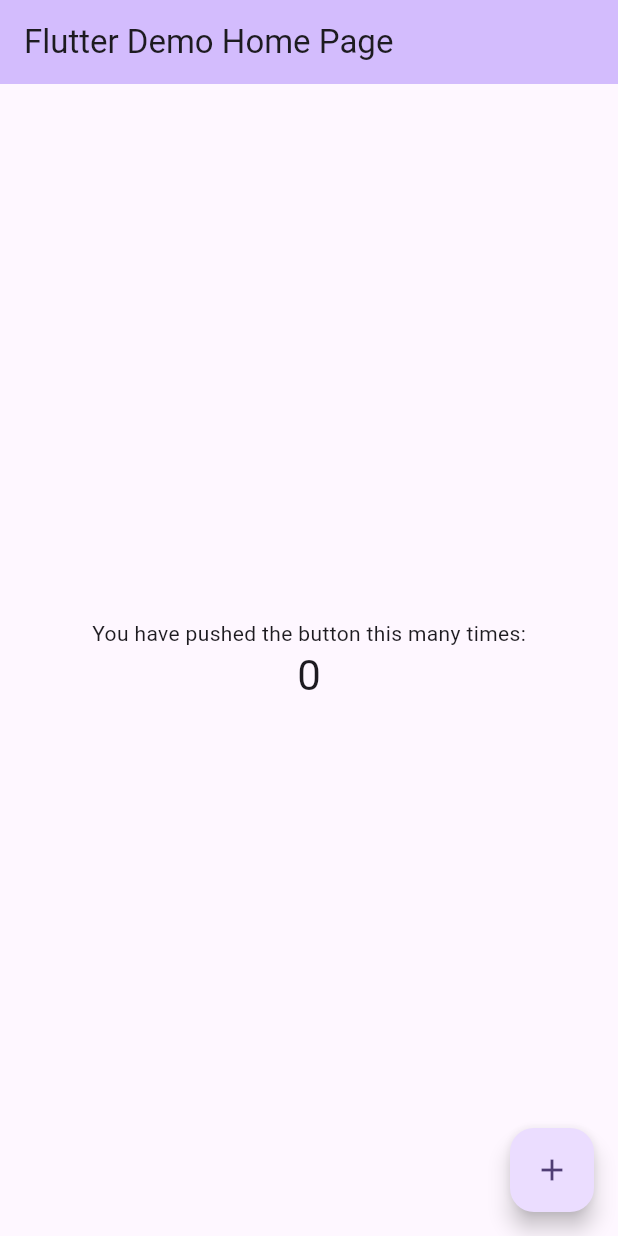
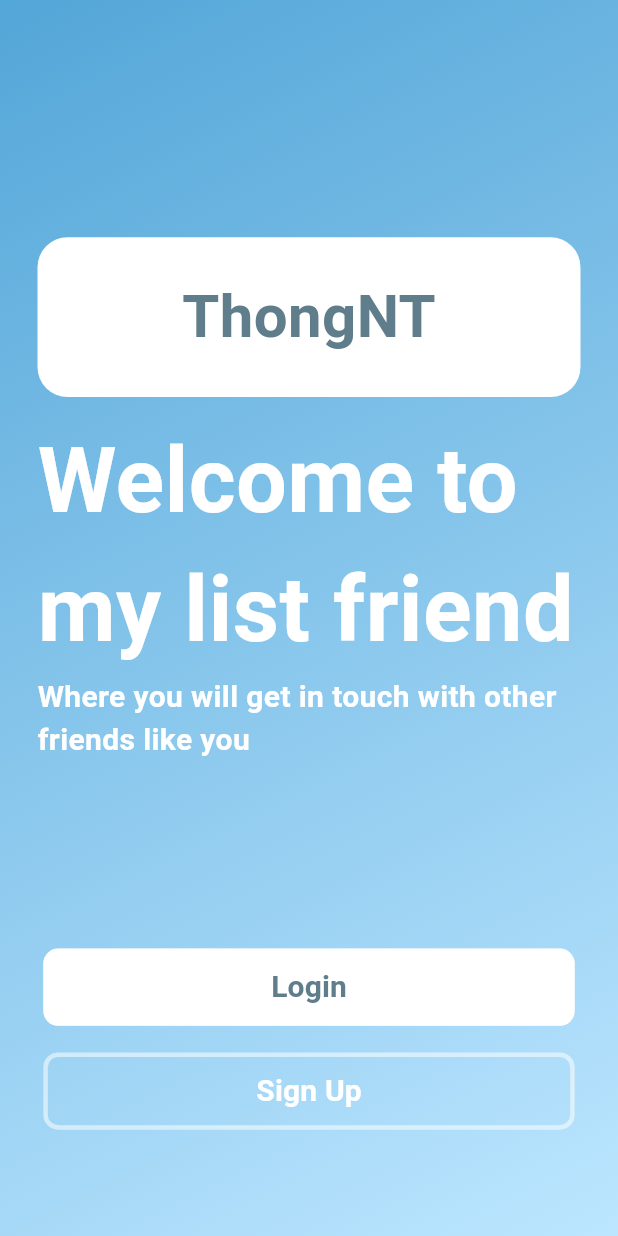
Before and after one commit to minhthongnt2610/flutter-exercises, a Flutter app: the screen it shows after launch, on a phone screen of 412 x 824 dp. Run offline on Flutter 3.47's test engine with Material 3 defaults, Android fonts, the phone set to English and light mode, and no system bars; our stand-ins replace cloud_firestore, date_field, firebase_core, firebase_crashlytics, sqflite, video_player; accounts and stored records are empty.

Commit message:
update all file

```diff
--- /dev/null
+++ b/practice_firebase/lib/common_widgets/login_button.dart
@@ -0,0 +1,39 @@
+import 'package:flutter/material.dart';
+
+class LoginButton extends StatelessWidget {
+  const LoginButton({super.key, required this.title, required this.isColor});
+
+  final String title;
+  final bool isColor;
+
+  @override
+  Widget build(BuildContext context) {
+    int width = MediaQuery.of(context).size.width.toInt();
+    int height = MediaQuery.of(context).size.height.toInt();
+    return Container(
+      width: 368 * width / 428,
+      height: 58 * height / 928,
+      decoration: BoxDecoration(
+        border: Border.all(color: Colors.white54, width: 3),
+        borderRadius: BorderRadius.circular(10),
+        color: isColor == true ? Colors.white : Colors.transparent,
+      ),
+      child: ElevatedButton(
+        style: ButtonStyle(
+          backgroundColor: MaterialStateProperty.all(Colors.transparent),
+          elevation: MaterialStateProperty.all(0),
+          mouseCursor: null,
+        ),
+        onPressed: () {},
+        child: Text(
+          title,
+          style: TextStyle(
+            color: isColor == true ? Colors.blueGrey : Colors.white,
+            fontSize: 20,
+            fontWeight: FontWeight.bold,
+          ),
+        ),
+      ),
+    );
+  }
+}
--- /dev/null
+++ b/practice_firebase/lib/contants/app_colors.dart
@@ -0,0 +1,6 @@
+import 'dart:ui';
+
+class AppColor {
+  static const hexBCE6FF = Color(0xFFBCE6FF);
+  static const hex53A6D8 = Color(0xFF53A6D8);
+}
--- a/practice_firebase/lib/main.dart
+++ b/practice_firebase/lib/main.dart
@@ -1,122 +1,7 @@
 import 'package:flutter/material.dart';
+
+import 'my_app.dart';
 
 void main() {
   runApp(const MyApp());
 }
-
-class MyApp extends StatelessWidget {
-  const MyApp({super.key});
-
-  // This widget is the root of your application.
-  @override
-  Widget build(BuildContext context) {
-    return MaterialApp(
-      title: 'Flutter Demo',
-      theme: ThemeData(
-        // This is the theme of your application.
-        //
-        // TRY THIS: Try running your application with "flutter run". You'll see
-        // the application has a purple toolbar. Then, without quitting the app,
-        // try changing the seedColor in the colorScheme below to Colors.green
-        // and then invoke "hot reload" (save your changes or press the "hot
-        // reload" button in a Flutter-supported IDE, or press "r" if you used
-        // the command line to start the app).
-        //
-        // Notice that the counter didn't reset back to zero; the application
-        // state is not lost during the reload. To reset the state, use hot
-        // restart instead.
-        //
-        // This works for code too, not just values: Most code changes can be
-        // tested with just a hot reload.
-        colorScheme: ColorScheme.fromSeed(seedColor: Colors.deepPurple),
-      ),
-      home: const MyHomePage(title: 'Flutter Demo Home Page'),
-    );
-  }
-}
-
-class MyHomePage extends StatefulWidget {
-  const MyHomePage({super.key, required this.title});
-
-  // This widget is the home page of your application. It is stateful, meaning
-  // that it has a State object (defined below) that contains fields that affect
-  // how it looks.
-
-  // This class is the configuration for the state. It holds the values (in this
-  // case the title) provided by the parent (in this case the App widget) and
-  // used by the build method of the State. Fields in a Widget subclass are
-  // always marked "final".
-
-  final String title;
-
-  @override
-  State<MyHomePage> createState() => _MyHomePageState();
-}
-
-class _MyHomePageState extends State<MyHomePage> {
-  int _counter = 0;
-
-  void _incrementCounter() {
-    setState(() {
-      // This call to setState tells the Flutter framework that something has
-      // changed in this State, which causes it to rerun the build method below
-      // so that the display can reflect the updated values. If we changed
-      // _counter without calling setState(), then the build method would not be
-      // called again, and so nothing would appear to happen.
-      _counter++;
-    });
-  }
-
-  @override
-  Widget build(BuildContext context) {
-    // This method is rerun every time setState is called, for instance as done
-    // by the _incrementCounter method above.
-    //
-    // The Flutter framework has been optimized to make rerunning build methods
-    // fast, so that you can just rebuild anything that needs updating rather
-    // than having to individually change instances of widgets.
-    return Scaffold(
-      appBar: AppBar(
-        // TRY THIS: Try changing the color here to a specific color (to
-        // Colors.amber, perhaps?) and trigger a hot reload to see the AppBar
-        // change color while the other colors stay the same.
-        backgroundColor: Theme.of(context).colorScheme.inversePrimary,
-        // Here we take the value from the MyHomePage object that was created by
-        // the App.build method, and use it to set our appbar title.
-        title: Text(widget.title),
-      ),
-      body: Center(
-        // Center is a layout widget. It takes a single child and positions it
-        // in the middle of the parent.
-        child: Column(
-          // Column is also a layout widget. It takes a list of children and
-          // arranges them vertically. By default, it sizes itself to fit its
-          // children horizontally, and tries to be as tall as its parent.
-          //
-          // Column has various properties to control how it sizes itself and
-          // how it positions its children. Here we use mainAxisAlignment to
-          // center the children vertically; the main axis here is the vertical
-          // axis because Columns are vertical (the cross axis would be
-          // horizontal).
-          //
-          // TRY THIS: Invoke "debug painting" (choose the "Toggle Debug Paint"
-          // action in the IDE, or press "p" in the console), to see the
-          // wireframe for each widget.
-          mainAxisAlignment: MainAxisAlignment.center,
-          children: <Widget>[
-            const Text('You have pushed the button this many times:'),
-            Text(
-              '$_counter',
-              style: Theme.of(context).textTheme.headlineMedium,
-            ),
-          ],
-        ),
-      ),
-      floatingActionButton: FloatingActionButton(
-        onPressed: _incrementCounter,
-        tooltip: 'Increment',
-        child: const Icon(Icons.add),
-      ), // This trailing comma makes auto-formatting nicer for build methods.
-    );
-  }
-}
--- /dev/null
+++ b/practice_firebase/lib/my_app.dart
@@ -0,0 +1,15 @@
+import 'package:flutter/material.dart';
+import 'package:practice_firebase/screens/start_screen/start_screen.dart';
+class MyApp extends StatelessWidget {
+  const MyApp({super.key});
+
+  @override
+  Widget build(BuildContext context) {
+    return MaterialApp(
+      title: 'Practice_Firebase',
+      debugShowCheckedModeBanner: false,
+      home: const StartScreen(),
+      debugShowMaterialGrid: true,
+    );
+  }
+}
--- /dev/null
+++ b/practice_firebase/lib/screens/start_screen/start_screen.dart
@@ -0,0 +1,30 @@
+import 'package:flutter/material.dart';
+import 'package:practice_firebase/screens/start_screen/widgets/item_decoration.dart';
+
+import '../../contants/app_colors.dart';
+
+class StartScreen extends StatelessWidget {
+  const StartScreen({super.key});
+
+  @override
+  Widget build(BuildContext context) {
+    return Scaffold(
+      body: Stack(
+        children: [
+          Container(
+            width: MediaQuery.of(context).size.width,
+            height: MediaQuery.of(context).size.height,
+            decoration: BoxDecoration(
+              gradient: LinearGradient(
+                begin: Alignment.topLeft,
+                end: Alignment.bottomRight,
+                colors: [AppColor.hex53A6D8, AppColor.hexBCE6FF],
+              ),
+            ),
+          ),
+          ItemDecoration(),
+        ],
+      ),
+    );
+  }
+}
--- /dev/null
+++ b/practice_firebase/lib/screens/start_screen/widgets/item_decoration.dart
@@ -0,0 +1,62 @@
+import 'package:flutter/material.dart';
+
+import '../../../common_widgets/login_button.dart';
+
+class ItemDecoration extends StatelessWidget {
+  const ItemDecoration({super.key});
+
+  @override
+  Widget build(BuildContext context) {
+    int width = MediaQuery.of(context).size.width.toInt();
+    int height = MediaQuery.of(context).size.height.toInt();
+    return Container(
+      padding: EdgeInsets.all(25),
+      width: 428 * width / 428,
+      height: 928 * height / 928,
+      child: Column(
+        children: [
+          SizedBox(height: 150 * height / 928),
+          Container(
+            width: 420 * width / 428,
+            height: 120 * height / 928,
+            decoration: BoxDecoration(
+              borderRadius: BorderRadius.circular(20),
+              color: Colors.white,
+            ),
+            child: Center(
+              child: Text(
+                'ThongNT',
+                style: TextStyle(
+                  color: Colors.blueGrey,
+                  fontSize: 40,
+                  fontWeight: FontWeight.bold,
+                ),
+              ),
+            ),
+          ),
+          SizedBox(height: 15 * height / 928),
+          Text(
+            'Welcome to my list friend',
+            style: TextStyle(
+              color: Colors.white,
+              fontSize: 60,
+              fontWeight: FontWeight.bold,
+            ),
+          ),
+          Text(
+            'Where you will get in touch with other friends like you',
+            style: TextStyle(
+              color: Colors.white,
+              fontSize: 20,
+              fontWeight: FontWeight.bold,
+            ),
+          ),
+          SizedBox(height: 140 * height / 928),
+          LoginButton(title: 'Login', isColor: true),
+          SizedBox(height: 20 * height / 928),
+          LoginButton(title: 'Sign Up', isColor: false),
+        ],
+      ),
+    );
+  }
+}
```
Also changed, not shown: practice_firebase/lib/screens/login_sign_up_screen/login_sign_up.dart (added, +59 -0 lines), practice_firebase/lib/screens/login_sign_up_screen/widgets/filed_widget.dart (added, +27 -0 lines), 1 other file.
